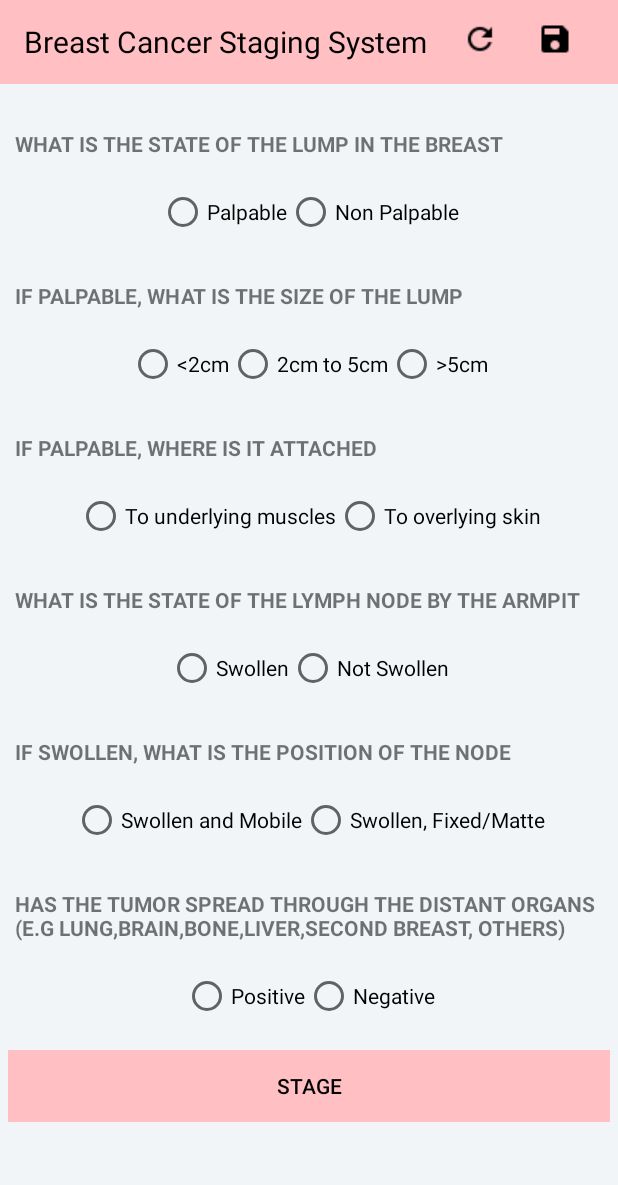
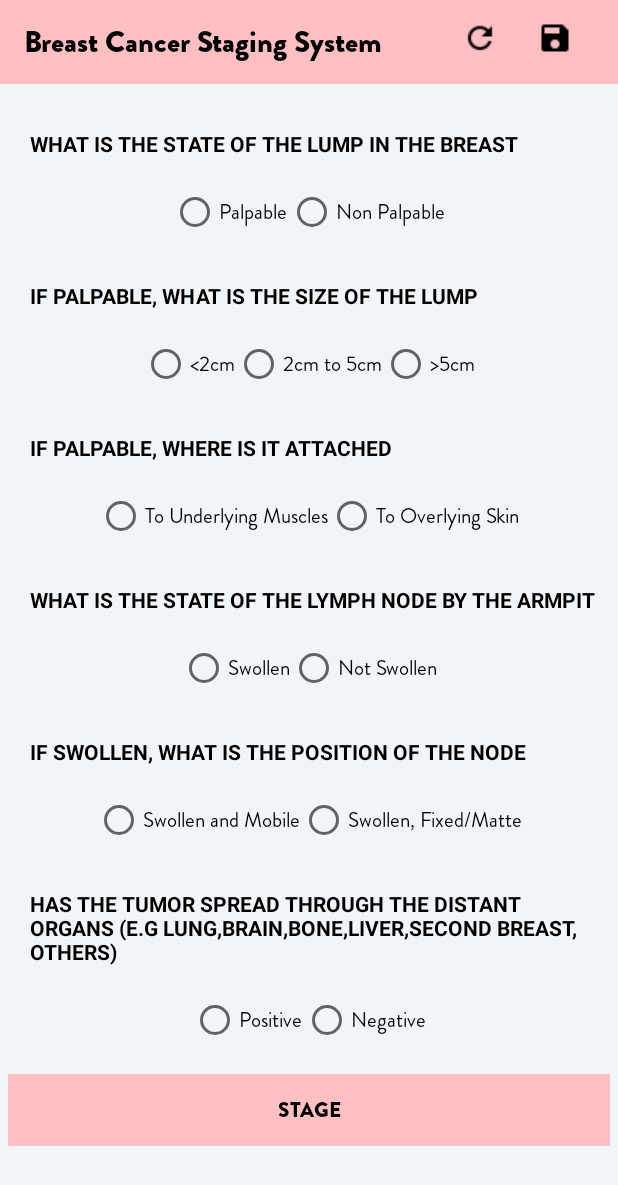
Before and after one commit to Ayoolamasha/Breast-Cancer-Staging-System-, an Android app: the screen it shows after launch (MainActivity), on a phone screen of 412 x 824 dp. Shown: the top 1185 px of the screen. Run offline under Robolectric (Android 15) with nearby library versions, the phone set to English and light mode, and no system bars.

Commit message:
made changes to the ui and added splash screen. TODO edit records and better graphics

```diff
--- a/app/src/main/AndroidManifest.xml
+++ b/app/src/main/AndroidManifest.xml
@@ -9,13 +9,14 @@
         android:roundIcon="@mipmap/ic_launcher_round"
         android:supportsRtl="true"
         android:theme="@style/AppTheme">
-        <activity android:name=".Activities.MainActivity">
+        <activity android:name=".Activities.SplashScreenActivity">
             <intent-filter>
                 <action android:name="android.intent.action.MAIN" />
 
                 <category android:name="android.intent.category.LAUNCHER" />
             </intent-filter>
         </activity>
+        <activity android:name=".Activities.MainActivity"/>
         <activity android:name=".Activities.AddNewRecordActivity"/>
         <activity android:name=".Activities.PatientRecordActivity"/>
         <activity android:name=".Activities.PatientRecordDetailsActivity"/>
--- /dev/null
+++ b/app/src/main/java/com/ayoolamasha/breastcancerstaging/Activities/SplashScreenActivity.java
@@ -0,0 +1,29 @@
+package com.ayoolamasha.breastcancerstaging.Activities;
+
+import android.content.Intent;
+import android.os.Bundle;
+import android.os.Handler;
+
+import androidx.annotation.Nullable;
+import androidx.appcompat.app.AppCompatActivity;
+
+import com.ayoolamasha.breastcancerstaging.R;
+
+public class SplashScreenActivity extends AppCompatActivity {
+
+    @Override
+    protected void onCreate(@Nullable Bundle savedInstanceState) {
+        super.onCreate(savedInstanceState);
+        setContentView(R.layout.activity_splash_screen);
+
+        int SPLASH_TIMER = 5000;
+        new Handler().postDelayed(new Runnable() {
+            @Override
+            public void run() {
+                Intent intent = new Intent(getApplicationContext(), MainActivity.class);
+                startActivity(intent);
+                finish();
+            }
+        }, SPLASH_TIMER);
+    }
+}
--- a/app/src/main/res/layout/activity_add_new_patient_record.xml
+++ b/app/src/main/res/layout/activity_add_new_patient_record.xml
@@ -32,10 +32,9 @@
                 android:layout_width="wrap_content"
                 android:layout_height="wrap_content"
                 android:text="@string/add_info"
+                style="@style/CustomTextHeading"
                 android:textColor="@color/colorBlack"
                 android:layout_marginStart="40dp"
-                android:textSize="20sp"
-                android:textStyle="bold"
                 android:layout_centerVertical="true"
                 android:layout_marginLeft="40dp"
                 tools:ignore="RelativeOverlap" />
--- a/app/src/main/res/layout/activity_main.xml
+++ b/app/src/main/res/layout/activity_main.xml
@@ -30,6 +30,7 @@
                     android:text="@string/app_name"
                     android:textColor="@color/colorBlack"
                     android:textSize="20sp"
+                    android:fontFamily="@font/brandon_blk"
                     tools:ignore="RelativeOverlap" />
 
                 <ImageView
@@ -73,7 +74,10 @@
                 android:text="@string/lump"
                 android:padding="10dp"
                 android:textStyle="bold"
-                android:textAllCaps="true"/>
+                android:textColor="@color/colorBlack"
+                android:textAllCaps="true"
+                android:layout_marginStart="10dp"
+                android:layout_marginLeft="10dp"/>
 
             <RadioGroup
                 android:id="@+id/lumpStateRg"
@@ -87,13 +91,15 @@
                     android:id="@+id/palpableLump"
                     android:layout_width="wrap_content"
                     android:layout_height="wrap_content"
-                    android:text="@string/lump_palpable"/>
+                    android:text="@string/lump_palpable"
+                    style="@style/CustomOptionsText"/>
 
                 <RadioButton
                     android:id="@+id/non_palpableLump"
                     android:layout_width="wrap_content"
                     android:layout_height="wrap_content"
-                    android:text="@string/lump_non_palpable"/>
+                    android:text="@string/lump_non_palpable"
+                    style="@style/CustomOptionsText"/>
 
             </RadioGroup>
         </LinearLayout>
@@ -111,7 +117,10 @@
                 android:text="@string/lump_size_palpable"
                 android:padding="10dp"
                 android:textStyle="bold"
-                android:textAllCaps="true"/>
+                android:textColor="@color/colorBlack"
+                android:textAllCaps="true"
+                android:layout_marginStart="10dp"
+                android:layout_marginLeft="10dp"/>
 
             <RadioGroup
                 android:id="@+id/lumpPalpableSizeRg"
@@ -125,17 +134,20 @@
                     android:id="@+id/size2cm"
                     android:layout_width="wrap_content"
                     android:layout_height="wrap_content"
-                    android:text="@string/lump_palpable_size1"/>
+                    android:text="@string/lump_palpable_size1"
+                    style="@style/CustomOptionsText"/>
                 <RadioButton
                     android:id="@+id/size2cmTo5cm"
                     android:layout_width="wrap_content"
                     android:layout_height="wrap_content"
-                    android:text="@string/lump_palpable_size2"/>
+                    android:text="@string/lump_palpable_size2"
+                    style="@style/CustomOptionsText"/>
                 <RadioButton
                     android:id="@+id/size5cmPlus"
                     android:layout_width="wrap_content"
                     android:layout_height="wrap_content"
-                    android:text="@string/lump_palpable_size3"/>
+                    android:text="@string/lump_palpable_size3"
+                    style="@style/CustomOptionsText"/>
 
 
             </RadioGroup>
@@ -153,7 +165,10 @@
                 android:text="@string/lump_size_palpable_attachment"
                 android:padding="10dp"
                 android:textStyle="bold"
-                android:textAllCaps="true"/>
+                android:textColor="@color/colorBlack"
+                android:textAllCaps="true"
+                android:layout_marginStart="10dp"
+                android:layout_marginLeft="10dp"/>
 
             <RadioGroup
                 android:id="@+id/lumpPalpableAttachmentRg"
@@ -167,13 +182,15 @@
                     android:id="@+id/underMuscle"
                     android:layout_width="wrap_content"
                     android:layout_height="wrap_content"
-                    android:text="@string/lump_palpable_attachment1"/>
+                    android:text="@string/lump_palpable_attachment1"
+                    style="@style/CustomOptionsText"/>
 
                 <RadioButton
                     android:id="@+id/overMuscle"
                     android:layout_width="wrap_content"
                     android:layout_height="wrap_content"
-                    android:text="@string/lump_palpable_attachment2"/>
+                    android:text="@string/lump_palpable_attachment2"
+                    style="@style/CustomOptionsText"/>
 
             </RadioGroup>
         </LinearLayout>
@@ -191,7 +208,10 @@
                 android:text="@string/lymph_node"
                 android:padding="10dp"
                 android:textStyle="bold"
-                android:textAllCaps="true"/>
+                android:textColor="@color/colorBlack"
+                android:textAllCaps="true"
+                android:layout_marginStart="10dp"
+                android:layout_marginLeft="10dp"/>
 
             <RadioGroup
                 android:id="@+id/nodeStateRg"
@@ -205,13 +225,15 @@
                     android:id="@+id/nodeSwollen"
                     android:layout_width="wrap_content"
                     android:layout_height="wrap_content"
-                    android:text="@string/lymph_node_state1"/>
+                    android:text="@string/lymph_node_state1"
+                    style="@style/CustomOptionsText"/>
 
                 <RadioButton
                     android:id="@+id/nodeNotSwollen"
                     android:layout_width="wrap_content"
                     android:layout_height="wrap_content"
-                    android:text="@string/lymph_node_state2"/>
+                    android:text="@string/lymph_node_state2"
+                    style="@style/CustomOptionsText"/>
 
             </RadioGroup>
         </LinearLayout>
@@ -229,7 +251,10 @@
                 android:text="@string/lymph_node_state"
                 android:padding="10dp"
                 android:textStyle="bold"
-                android:textAllCaps="true"/>
+                android:textColor="@color/colorBlack"
+                android:textAllCaps="true"
+                android:layout_marginStart="10dp"
+                android:layout_marginLeft="10dp"/>
 
             <RadioGroup
                 android:id="@+id/nodeSwollenPositionRg"
@@ -243,13 +268,15 @@
                     android:id="@+id/nodeSwollenMobile"
                     android:layout_width="wrap_content"
                     android:layout_height="wrap_content"
-                    android:text="@string/lymph_node_swollen_state1"/>
+                    android:text="@string/lymph_node_swollen_state1"
+                    style="@style/CustomOptionsText"/>
 
                 <RadioButton
                     android:id="@+id/nodeSwollenFixed"
                     android:layout_width="wrap_content"
                     android:layout_height="wrap_content"
-                    android:text="@string/lymph_node_swollen_state2"/>
+                    android:text="@string/lymph_node_swollen_state2"
+                    style="@style/CustomOptionsText"/>
 
             </RadioGroup>
         </LinearLayout>
@@ -267,7 +294,10 @@
                 android:text="@string/distant_spread"
                 android:padding="10dp"
                 android:textStyle="bold"
-                android:textAllCaps="true"/>
+                android:textColor="@color/colorBlack"
+                android:textAllCaps="true"
+                android:layout_marginStart="10dp"
+                android:layout_marginLeft="10dp"/>
 
             <RadioGroup
                 android:id="@+id/tumorSpreadRg"
@@ -281,13 +311,15 @@
                     android:id="@+id/spreadPositive"
                     android:layout_width="wrap_content"
                     android:layout_height="wrap_content"
-                    android:text="@string/tumor_spread"/>
+                    android:text="@string/tumor_spread"
+                    style="@style/CustomOptionsText"/>
 
                 <RadioButton
                     android:id="@+id/spreadNegative"
                     android:layout_width="wrap_content"
                     android:layout_height="wrap_content"
-                    android:text="@string/tumor_spread2"/>
+                    android:text="@string/tumor_spread2"
+                    style="@style/CustomOptionsText"/>
 
             </RadioGroup>
         </LinearLayout>
@@ -309,6 +341,7 @@
                 android:layout_marginStart="5dp"
                 android:layout_marginRight="5dp"
                 android:text="@string/btn_stage"
+                android:fontFamily="@font/brandon_blk"
                 android:layout_marginEnd="5dp" />
 
 
--- a/app/src/main/res/layout/activity_patient_records.xml
+++ b/app/src/main/res/layout/activity_patient_records.xml
@@ -33,8 +33,7 @@
                 android:text="@string/patient_s_records"
                 android:textColor="@color/colorBlack"
                 android:layout_marginStart="40dp"
-                android:textSize="20sp"
-                android:textStyle="bold"
+                style="@style/CustomTextHeading"
                 android:layout_centerVertical="true"
                 android:layout_marginLeft="40dp"
                 tools:ignore="RelativeOverlap" />
--- a/app/src/main/res/values/strings.xml
+++ b/app/src/main/res/values/strings.xml
@@ -1,5 +1,6 @@
 <resources>
     <string name="app_name">Breast Cancer Staging System</string>
+    <string name="app_name_splash">Breast Cancer \n Staging System</string>
     <string name="toolbar_app_name">Staging Form</string>
 
 <!--    QUESTIONS TITLE-->
@@ -16,8 +17,8 @@
     <string name="lump_palpable_size1"> <![CDATA[<2cm]]> </string>
     <string name="lump_palpable_size2"> 2cm to 5cm </string>
     <string name="lump_palpable_size3">  <![CDATA[>5cm]]> </string>
-    <string name="lump_palpable_attachment1"> To underlying muscles </string>
-    <string name="lump_palpable_attachment2">  To overlying skin </string>
+    <string name="lump_palpable_attachment1"> To Underlying Muscles </string>
+    <string name="lump_palpable_attachment2">  To Overlying Skin </string>
     <string name="lump_non_palpable">Non Palpable</string>
     <string name="lymph_node_state1"> Swollen </string>
     <string name="lymph_node_state2"> Not Swollen </string>
--- a/app/src/main/res/values/styles.xml
+++ b/app/src/main/res/values/styles.xml
@@ -7,4 +7,16 @@
         <item name="colorAccent">@color/colorAccent</item>
     </style>
 
+    <style name="CustomText">
+        <item name="android:textSize"> 20sp </item>
+        <item name="fontFamily"> @font/brandon_reg </item>
+    </style>
+    <style name="CustomTextHeading">
+        <item name="android:textSize">22sp</item>
+        <item name="fontFamily">@font/brandon_blk</item>
+    </style>
+    <style name="CustomOptionsText">
+        <item name="fontFamily">@font/brandon_reg</item>
+    </style>
+
 </resources>
```
Also changed, not shown: app/src/main/res/layout/activity_patient_details.xml (+23 -13 lines), app/src/main/res/layout/activity_splash_screen.xml (added, +26 -0 lines), app/src/main/res/drawable/bc_self_check.png (added), app/src/main/res/drawable/bc_sign_1.png (added), app/src/main/res/drawable/flat_self.png (added), app/src/main/res/drawable/logo_splash.png (added), app/src/main/res/drawable/prevent_second.png (added), app/src/main/res/drawable/sign_possible.png (added).
